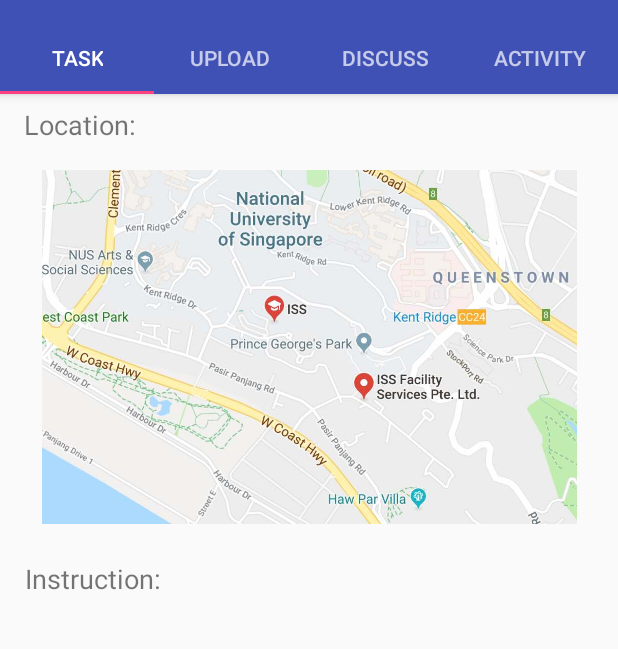
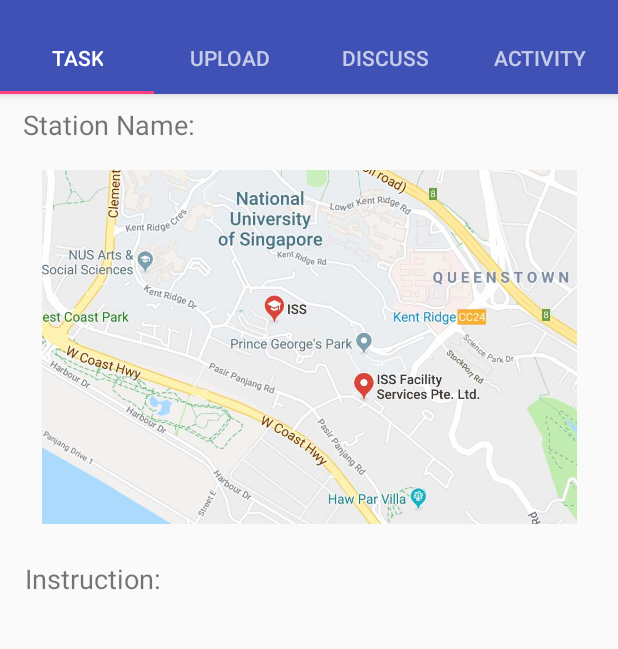
Before and after one commit to piyushjain2/trailblazer, an Android app: the screen it shows after launch (ParticipantTrailStation), on a phone screen of 412 x 824 dp, the part 74-723 px from its top. Run offline under Robolectric (Android 15) with nearby library versions, the phone set to English and light mode, and no system bars; our stand-ins replace Firebase (no records; nobody signed in at launch, a user with empty details on screens opened directly).

Commit message:
update activity

```diff
--- a/app/src/main/java/trailblaze/issft06/android/com/trailblaze/Activity/Tab1Task.java
+++ b/app/src/main/java/trailblaze/issft06/android/com/trailblaze/Activity/Tab1Task.java
@@ -18,14 +18,15 @@ import com.google.firebase.firestore.FirebaseFirestore;
 
 import trailblaze.issft06.android.com.trailblaze.R;
 
+
 public class Tab1Task extends Fragment {
 
-    public static final String COLLECTION = "trail_station";
+    public static final String COLLECTION_KEY = "trail_station";
     public static final String INSTRUCTION_KEY = "instructions";
     public static final String TrailStationName_KEY = "stn_name";
     public static final String GPS_KEY = "GPS";
 
-    public static final String GetTrailStationID_KEY = "TrailStationID";
+    public static final String GetTrailStationID = "TrailStationID";
 
     private String TrailStationID;
     private FirebaseFirestore mDocRef = FirebaseFirestore.getInstance();
@@ -34,12 +35,12 @@ public class Tab1Task extends Fragment {
     public View onCreateView(LayoutInflater inflater, ViewGroup container, Bundle savedInstanceState) {
 
         if ( getArguments() != null ) {
-            TrailStationID = getArguments().getString(GetTrailStationID_KEY);
+            TrailStationID = getArguments().getString(GetTrailStationID);
         }
 
         final View rootView = inflater.inflate(R.layout.tab1_task, container, false);
 
-        mDocRef.document(COLLECTION + "/" + TrailStationID).get().addOnSuccessListener(new OnSuccessListener<DocumentSnapshot>() {
+        mDocRef.document(COLLECTION_KEY + "/" + TrailStationID).get().addOnSuccessListener(new OnSuccessListener<DocumentSnapshot>() {
             @Override
             public void onSuccess(DocumentSnapshot documentSnapshot) {
 
--- a/app/src/main/res/values/strings.xml
+++ b/app/src/main/res/values/strings.xml
@@ -15,7 +15,7 @@
     <string name="section_format">Hello World from section: %1$d</string>
     <string name="instructionTitle">Instruction:</string>
     <string name="instructionText" />
-    <string name="locationText">Location:</string>
+    <string name="locationText">Station Name:</string>
     <string name="live_activities">Live Activities</string>
     <string name="discussionText">Discussion</string>
     <string name="sendingButton">Send</string>
```
Also changed, not shown: app/src/main/java/trailblaze/issft06/android/com/trailblaze/Activity/ParticipantTrailStation.java (+6 -2 lines), app/src/main/java/trailblaze/issft06/android/com/trailblaze/Activity/Tab4Activity.java (+66 -2 lines), app/src/main/res/layout/tab4_activity.xml (+12 -12 lines).
